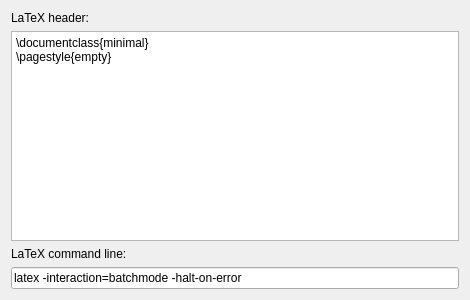
This is filters/latex/latex-config.ui in KDE/ktp-text-ui as Qt 5 draws it before an edit. The edited form follows.
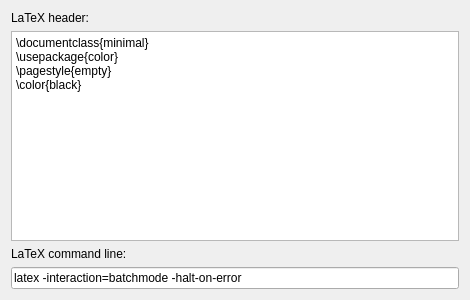
This is the edited form. Custom widgets are drawn as their Qt base class.

Commit message: Latex filter: make it easy to change the default color

What changed in the file:
```diff
--- a/filters/latex/latex-config.ui
+++ b/filters/latex/latex-config.ui
@@ -25,7 +25,9 @@
     <widget class="QPlainTextEdit" name="kcfg_LatexHeader">
      <property name="plainText">
       <string>\documentclass{minimal}
+\usepackage{color}
 \pagestyle{empty}
+\color{black}
 </string>
      </property>
     </widget>
```
The commit also changes 1 other file.
